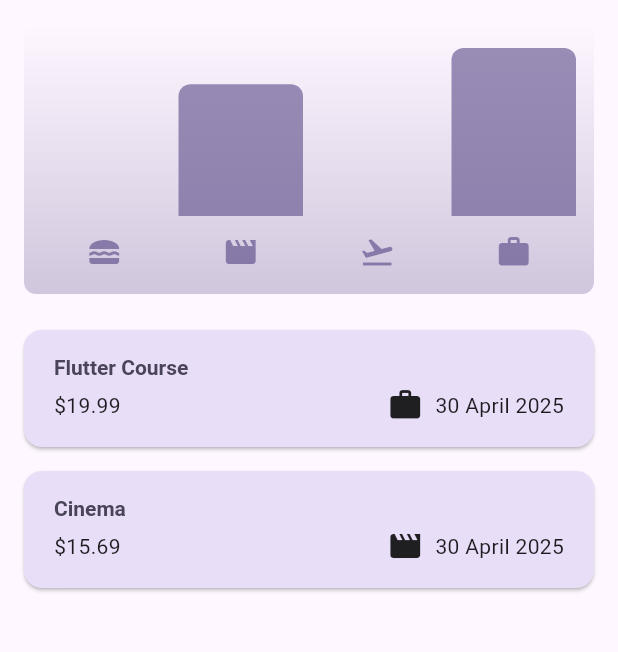
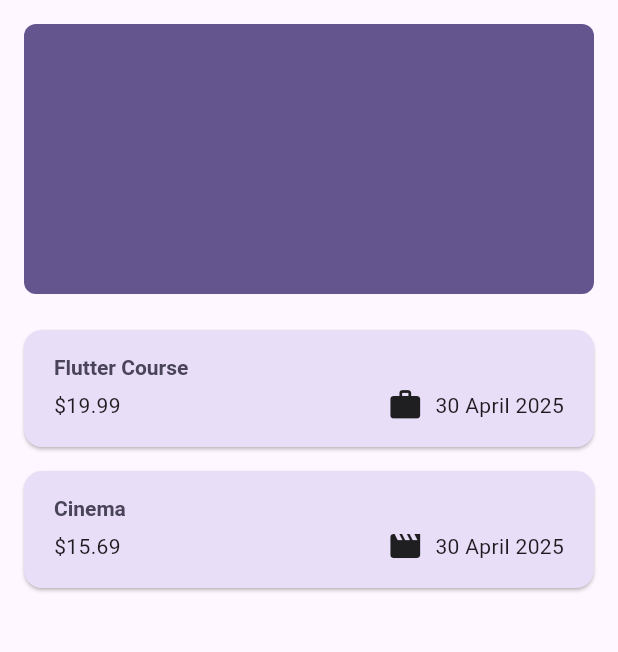
Before and after one commit to Siv8/expense_tracker, a Flutter app: the screen it shows after launch, on a phone screen of 412 x 824 dp, the part 84-736 px from its top. Run offline on Flutter 3.47's test engine with Material 3 defaults, Android fonts, the phone set to English and light mode, and no system bars.

Commit message:
finaldone

```diff
--- a/lib/main.dart
+++ b/lib/main.dart
@@ -1,5 +1,6 @@
 import 'package:flutter/material.dart';
 import 'package:expense/widgets/expenses.dart';
+// import 'package:flutter/services.dart'; // til að skjár sé fastur í portrait
 
 var kColorScheme = ColorScheme.fromSeed(seedColor:const Color.fromARGB(255, 96, 59, 181));
 var kDarkColorScheme = ColorScheme.fromSeed(
@@ -7,10 +8,14 @@ var kDarkColorScheme = ColorScheme.fromSeed(
     seedColor: const Color.fromARGB(255, 5, 99, 125));
 
 void main() {
-  runApp(
+  // WidgetsFlutterBinding.ensureInitialized(); //Til að skjár sé fastur í portrait
+  // SystemChrome.setPreferredOrientations([
+  //   DeviceOrientation.portraitUp, // Til að skjár sé fastur í portrait
+  // ]).then((fn){ //til að skjár sé fastur í portrait
+ runApp(
     MaterialApp(
+      debugShowCheckedModeBanner: false,
       darkTheme: ThemeData.dark().copyWith(
-        useMaterial3: true,
         colorScheme: kDarkColorScheme,
       cardTheme: CardTheme().copyWith(
         color:kDarkColorScheme.secondaryContainer,
@@ -27,8 +32,7 @@ void main() {
         ),
       ),
       theme: ThemeData().copyWith(
-         useMaterial3: true,
-        colorScheme:kColorScheme,
+         colorScheme:kColorScheme,
         appBarTheme: const AppBarTheme().copyWith(
           backgroundColor: kColorScheme.onPrimaryContainer,
           foregroundColor: kColorScheme.primaryContainer,
@@ -57,4 +61,6 @@ void main() {
       home: const Expenses(),
     ),
   );
+  // });
+
 }
--- a/lib/widgets/chart/chart.dart
+++ b/lib/widgets/chart/chart.dart
@@ -45,8 +45,8 @@ class Chart extends StatelessWidget {
         borderRadius: BorderRadius.circular(8),
         gradient: LinearGradient(
           colors: [
-            Theme.of(context).colorScheme.primary.withOpacity(0.3),
-            Theme.of(context).colorScheme.primary.withOpacity(0.0)
+            Theme.of(context).colorScheme.primary,
+            Theme.of(context).colorScheme.primary,
           ],
           begin: Alignment.bottomCenter,
           end: Alignment.topCenter,
@@ -81,7 +81,7 @@ class Chart extends StatelessWidget {
                         : Theme.of(context)
                         .colorScheme
                         .primary
-                        .withOpacity(0.7),
+                        ,
                   ),
                 ),
               ),
--- a/lib/widgets/chart/chart_bar.dart
+++ b/lib/widgets/chart/chart_bar.dart
@@ -24,7 +24,7 @@ class ChartBar extends StatelessWidget {
               const BorderRadius.vertical(top: Radius.circular(8)),
               color: isDarkMode
                   ? Theme.of(context).colorScheme.secondary
-                  : Theme.of(context).colorScheme.primary.withOpacity(0.65),
+                  : Theme.of(context).colorScheme.primary
             ),
           ),
         ),
--- a/lib/widgets/expenses.dart
+++ b/lib/widgets/expenses.dart
@@ -4,48 +4,47 @@ import 'package:expense/widgets/new_expense.dart';
 import 'package:flutter/material.dart';
 import 'package:expense/widgets/chart/chart.dart';
 
-
-class Expenses extends StatefulWidget{
+class Expenses extends StatefulWidget {
   const Expenses({super.key});
 
   @override
   State<Expenses> createState() {
     return _ExpensesState();
   }
-
 }
 
-class _ExpensesState extends State<Expenses>{
+class _ExpensesState extends State<Expenses> {
   final List<Expense> _registeredExpenses = [
     Expense(
       title: 'Flutter Course',
-        amount:19.99,
+      amount: 19.99,
       date: DateTime.now(),
-      category:Category.work,
+      category: Category.work,
     ),
     Expense(
       title: 'Cinema',
-        amount:15.69,
+      amount: 15.69,
       date: DateTime.now(),
-        category:Category.leisure,
+      category: Category.leisure,
     ),
   ];
 
-  void _openAddExpenseOverlay(){
+  void _openAddExpenseOverlay() {
     showModalBottomSheet(
+      useSafeArea: true,
       isScrollControlled: true,
       context: context,
       builder: (ctx) => NewExpense(onAddExpense: _addExpense),
     );
   }
 
-  void _addExpense(Expense expense){
+  void _addExpense(Expense expense) {
     setState(() {
       _registeredExpenses.add(expense);
     });
   }
 
-  void _removeExpense(Expense expense){
+  void _removeExpense(Expense expense) {
     final expenseIndex = _registeredExpenses.indexOf(expense);
     setState(() {
       _registeredExpenses.remove(expense);
@@ -54,10 +53,10 @@ class _ExpensesState extends State<Expenses>{
     ScaffoldMessenger.of(context).showSnackBar(
       SnackBar(
         duration: const Duration(seconds: 6),
-          content:const Text('Deleted expense'),
+        content: const Text('Deleted expense'),
         action: SnackBarAction(
           label: 'Undo',
-              onPressed: (){
+          onPressed: () {
             setState(() {
               _registeredExpenses.insert(expenseIndex, expense);
             });
@@ -68,16 +67,17 @@ class _ExpensesState extends State<Expenses>{
   }
 
   @override
- Widget build(BuildContext context){
+  Widget build(BuildContext context) {
+    final width = MediaQuery.of(context).size.width;
+
     Widget mainContent = const Center(
-      child: Text(
-          'No Expenses found. Start adding some!'),
+      child: Text('No Expenses found. Start adding some!'),
     );
-    if (_registeredExpenses.isNotEmpty){
-      mainContent =
-          ExpensesList(
+    if (_registeredExpenses.isNotEmpty) {
+      mainContent = ExpensesList(
         expenses: _registeredExpenses,
-              onRemoveExpense:_removeExpense);
+        onRemoveExpense: _removeExpense,
+      );
     }
 
     return Scaffold(
@@ -90,12 +90,20 @@ class _ExpensesState extends State<Expenses>{
           ),
         ],
       ),
-      body: Column(
+      body:
+          width < 600
+              ? Column(
                 children: [
                   Chart(expenses: _registeredExpenses),
-        Expanded(
-    child:mainContent,
+                  Expanded(child: mainContent),
+                ],
+              )
+              : Row(
+                children: [
+                  Expanded(child:
+                   Chart(expenses: _registeredExpenses),
                    ),
+                   Expanded(child: mainContent),
                 ],
               ),
     );
--- a/lib/widgets/expenses_list/expenses_list.dart
+++ b/lib/widgets/expenses_list/expenses_list.dart
@@ -15,7 +15,7 @@ class ExpensesList extends StatelessWidget {
       itemBuilder: (
           ctx, index) => Dismissible(
           key: ValueKey(expenses[index]),
-          background: Container(color:Theme.of(context).colorScheme.error.withOpacity(0.75),
+          background: Container(color:Theme.of(context).colorScheme.error,
           margin:EdgeInsets.symmetric(
             horizontal: Theme.of(context).cardTheme.margin!.horizontal),
           ) ,
--- a/lib/widgets/new_expense.dart
+++ b/lib/widgets/new_expense.dart
@@ -1,4 +1,3 @@
-import 'package:flutter/cupertino.dart';
 import 'package:flutter/material.dart';
 import 'package:expense/models/expense.dart';
 
```
Lines whose indentation alone changed are shown as unchanged.
